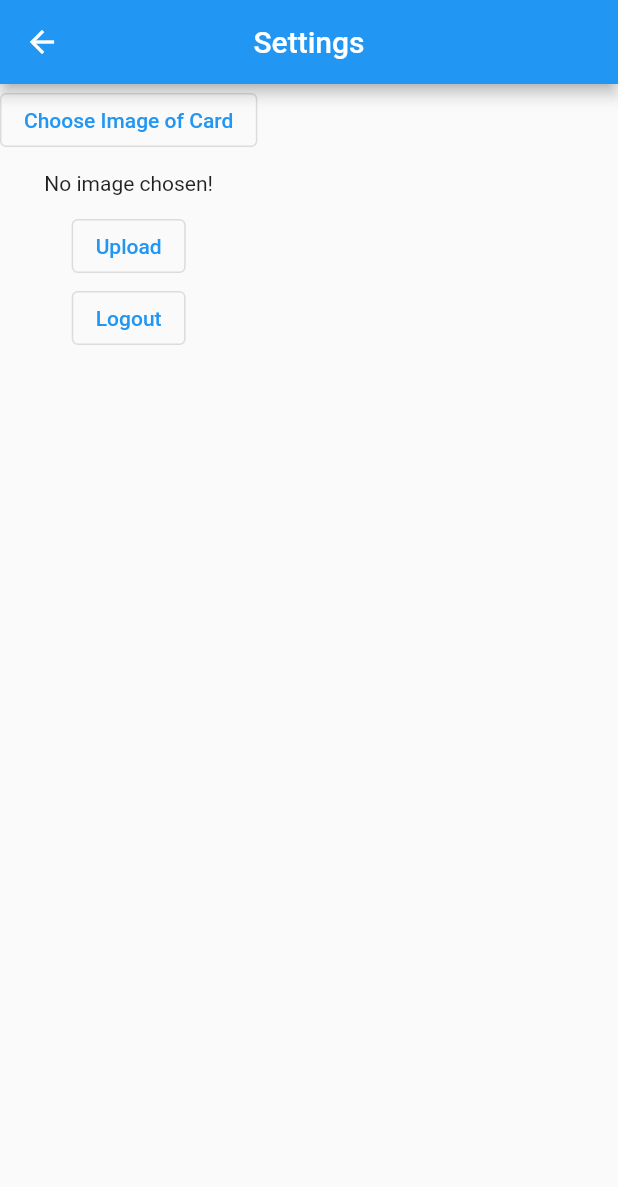
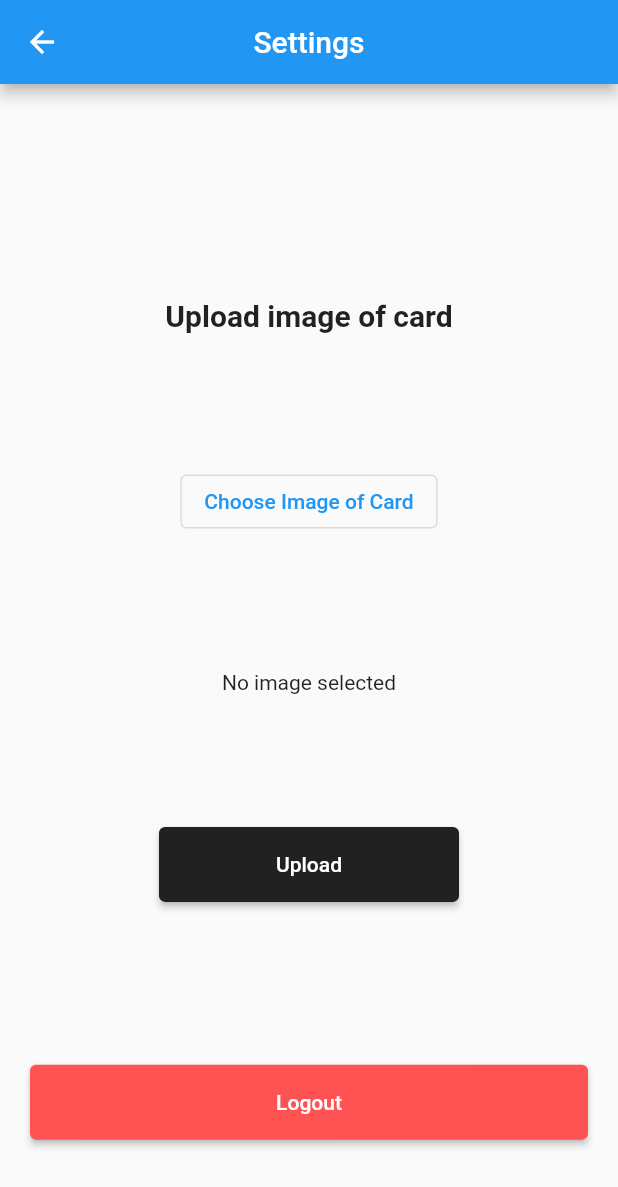
Before and after one commit to gali8033/sk, a Flutter app: the Settings screen opened by its route, on a phone screen of 412 x 824 dp. Shown: the top 1187 px of the screen. Run offline on Flutter 3.47's test engine with Material 2 defaults, Android fonts, the phone set to English and light mode, and no system bars; our stand-ins replace carousel_slider, cloud_firestore, firebase_auth, firebase_core, firebase_storage, flip_card and 1 more; accounts and stored records are empty; network calls fail.

Commit message:
added card preview, still error when signing ou (you can do it but an error will be thrown)

```diff
--- a/lib/authentication_service.dart
+++ b/lib/authentication_service.dart
@@ -1,3 +1,5 @@
+import 'dart:io';
+
 import 'package:firebase_auth/firebase_auth.dart';
 
 class AuthenticationService {
@@ -13,7 +15,7 @@ class AuthenticationService {
           email: email, password: password);
       return 'signed in';
     } on FirebaseAuthException catch (e) {
-      throw Exception(e.message); // TODO: Fix this // TODO: Fix this
+      throw exitCode; // TODO: Fix this // TODO: Fix this
     }
   }
 
@@ -24,7 +26,7 @@ class AuthenticationService {
           .createUserWithEmailAndPassword(email: email, password: password);
       return result.user!.uid;
     } on FirebaseAuthException catch (e) {
-      throw Exception(e.message); // TODO: Fix this
+      throw e; // TODO: Fix this
     }
   }
 
--- a/lib/main.dart
+++ b/lib/main.dart
@@ -37,6 +37,7 @@ class App extends StatelessWidget {
             '/settings': (context) => Settings(),
             '/card': (context) => CardScreen(),
             '/register': (context) => RegisterScreen(),
+            '/login': (context) => LoginScreen(),
           }),
     );
   }
--- a/lib/screens/settings.dart
+++ b/lib/screens/settings.dart
@@ -43,7 +43,14 @@ class _SettingsState extends State<Settings> {
           FirebaseFirestore.instance.collection('users');
       String imageURL = await res.ref.getDownloadURL();
       users.doc(firebaseUser.uid).update({'cardImageURL': imageURL});
+      print('Image uploaded: $imageURL');
     });
+  }
+
+  Future<void> logout(BuildContext context) async {
+    await context.read<AuthenticationService>().signOut();
+    Navigator.of(context)
+        .pushNamedAndRemoveUntil('/login', (Route<dynamic> route) => false);
   }
 
   @override
@@ -63,29 +70,54 @@ class _SettingsState extends State<Settings> {
         centerTitle: true,
       ),
       body: Column(
+        mainAxisAlignment: MainAxisAlignment.spaceAround,
         children: <Widget>[
+          SizedBox(height: 10.0),
+          Text(
+            'Upload image of card',
+            style: TextStyle(
+              fontSize: 20.0,
+              fontWeight: FontWeight.bold,
+            ),
+          ),
           OutlinedButton(
             child: const Text('Choose Image of Card'),
-            onPressed: () {
-              pickImage();
+            onPressed: () async {
+              await pickImage();
             },
           ),
           Container(
-            padding: EdgeInsets.symmetric(vertical: 10.0),
-            child: Text(fileName),
+            child: imageFile != null
+                ? Image.file(
+                    imageFile!,
+                    width: 400,
+                    height: 200,
+                    fit: BoxFit.fitHeight,
+                  )
+                : Text('No image selected'),
           ),
-          OutlinedButton(
-            onPressed: () {
-              uploadImage(context, firebaseUser!);
+          ElevatedButton(
+            style: ElevatedButton.styleFrom(
+              minimumSize: Size(200, 50),
+              primary: Colors.grey[900],
+            ),
+            onPressed: () async {
+              await uploadImage(context, firebaseUser!);
             },
             child: const Text('Upload'),
           ),
-          OutlinedButton(
-            onPressed: () {
-              context.read<AuthenticationService>().signOut();
-              Navigator.pushReplacementNamed(context, '/');
-            },
-            child: const Text('Logout'),
+          Container(
+            padding: EdgeInsets.all(20.0),
+            child: ElevatedButton(
+              style: ElevatedButton.styleFrom(
+                minimumSize: Size(double.infinity, 50),
+                primary: Colors.redAccent,
+              ),
+              onPressed: () async {
+                await logout(context);
+              },
+              child: const Text('Logout'),
+            ),
           ),
         ],
       ),
```
